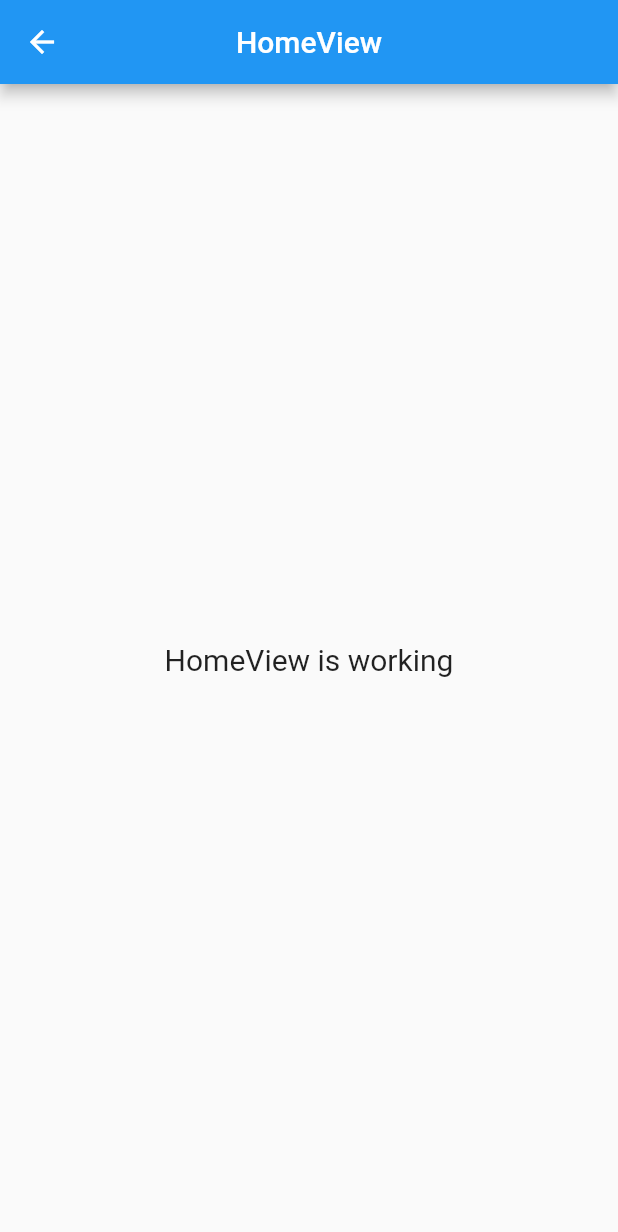
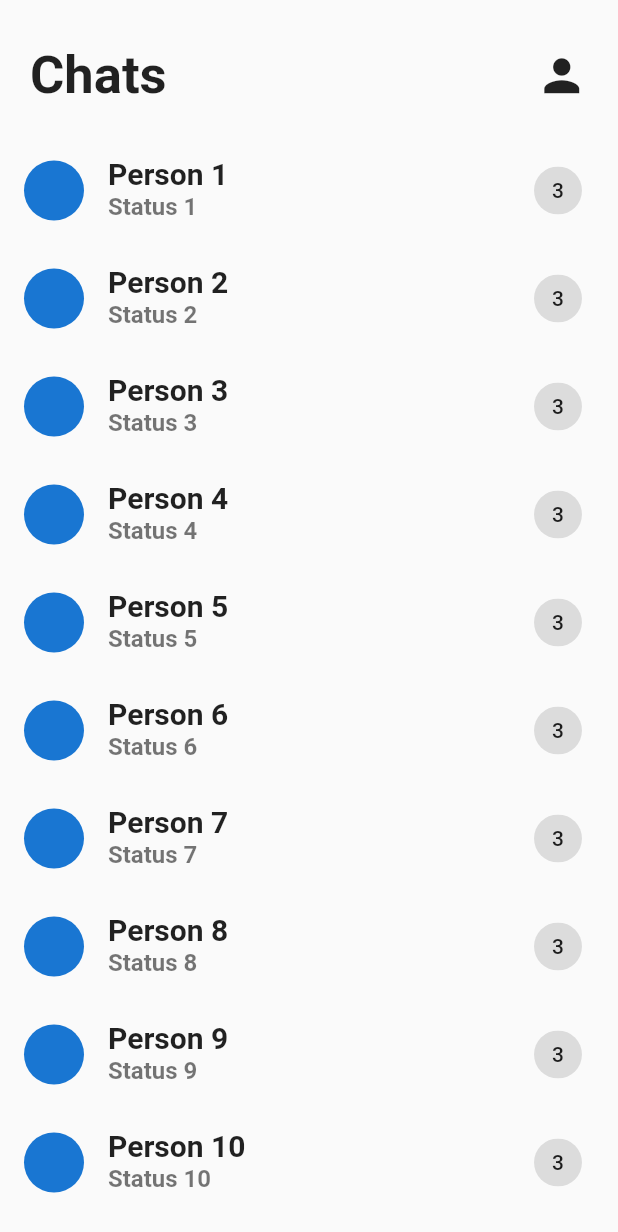
Before and after one commit to fiergetech/chatapp, a Flutter app: the HomeView screen opened by its route, on a phone screen of 412 x 824 dp. Shown: the top 1232 px of the screen. Run offline on Flutter 3.47's test engine with Material 2 defaults, Android fonts, the phone set to English and light mode, and no system bars; our stand-ins replace firebase_core, get, introduction_screen, lottie; accounts and stored records are empty.

Commit message:
home screen

```diff
--- a/lib/app/modules/home/views/home_view.dart
+++ b/lib/app/modules/home/views/home_view.dart
@@ -9,16 +9,55 @@ class HomeView extends GetView<HomeController> {
   @override
   Widget build(BuildContext context) {
     return Scaffold(
-      appBar: AppBar(
-        title: const Text('HomeView'),
-        centerTitle: true,
+        body: SafeArea(
+      child: Column(
+        children: [
+          Container(
+            padding: EdgeInsets.fromLTRB(20, 30, 20, 20),
+            child: Row(
+              mainAxisAlignment: MainAxisAlignment.spaceBetween,
+              children: [
+                Text(
+                  "Chats",
+                  style: TextStyle(
+                    fontSize: 35,
+                    fontWeight: FontWeight.bold,
+                  ),
+                ),
+                Icon(
+                  Icons.person,
+                  size: 35,
+                ),
+              ],
+            ),
+          ),
+          Expanded(
+            child: ListView.builder(
+              itemCount: 20,
+              itemBuilder: (context, index) => ListTile(
+                leading: CircleAvatar(),
+                title: Text(
+                  "Person ${index + 1}",
+                  style: TextStyle(
+                    fontSize: 20,
+                    fontWeight: FontWeight.w600,
+                  ),
+                ),
+                subtitle: Text(
+                  "Status ${index + 1}",
+                  style: TextStyle(
+                    fontSize: 16,
+                    fontWeight: FontWeight.w600,
+                  ),
+                ),
+                trailing: Chip(
+                  label: Text("3"),
+                ),
+              ),
+            ),
+          ),
+        ],
       ),
-      body: Center(
-        child: Text(
-          'HomeView is working',
-          style: TextStyle(fontSize: 20),
-        ),
-      ),
-    );
+    ));
   }
 }
--- a/lib/main.dart
+++ b/lib/main.dart
@@ -30,7 +30,7 @@ class MyApp extends StatelessWidget {
         if (snapshot.connectionState == ConnectionState.done) {
           return GetMaterialApp(
             title: "Your text",
-            initialRoute: Routes.LOGIN,
+            initialRoute: Routes.HOME,
             getPages: AppPages.routes,
           );
           /*return FutureBuilder(
```
